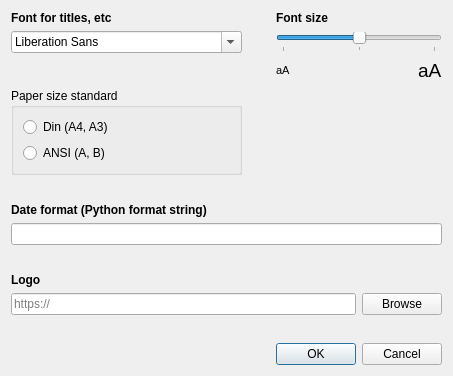
Old version of the form quick_print3_settings_dialog_base.ui in the repository MarcoDuiker/QGIS_QuickPrint.
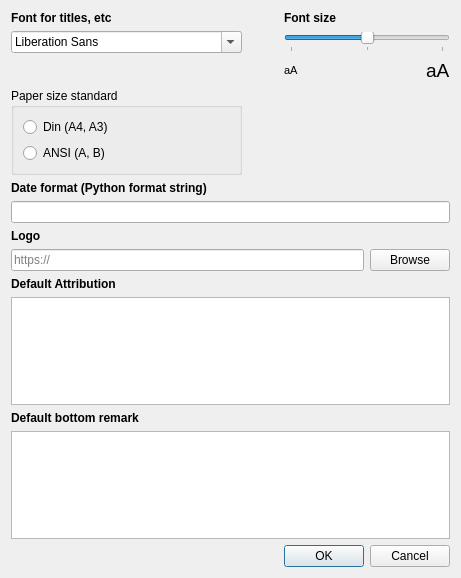
New version of the form.

Commit message: Added default attribution and remarks; moved settings to QgsSettings; improved file name handling

What changed in the file:
```diff
--- a/quick_print3_settings_dialog_base.ui
+++ b/quick_print3_settings_dialog_base.ui
@@ -6,8 +6,8 @@
    <rect>
     <x>0</x>
     <y>0</y>
-    <width>453</width>
-    <height>376</height>
+    <width>461</width>
+    <height>578</height>
    </rect>
   </property>
   <property name="font">
@@ -56,7 +56,7 @@
      </property>
     </widget>
    </item>
-   <item row="13" column="2" colspan="2">
+   <item row="20" column="2" colspan="2">
     <widget class="QDialogButtonBox" name="cancel_save_button_box">
      <property name="orientation">
       <enum>Qt::Horizontal</enum>
@@ -256,6 +256,87 @@
      </layout>
     </widget>
    </item>
+   <item row="12" column="0">
+    <spacer name="verticalSpacer_3">
+     <property name="orientation">
+      <enum>Qt::Vertical</enum>
+     </property>
+     <property name="sizeHint" stdset="0">
+      <size>
+       <width>20</width>
+       <height>40</height>
+      </size>
+     </property>
+    </spacer>
+   </item>
+   <item row="16" column="0">
+    <spacer name="verticalSpacer_6">
+     <property name="orientation">
+      <enum>Qt::Vertical</enum>
+     </property>
+     <property name="sizeHint" stdset="0">
+      <size>
+       <width>20</width>
+       <height>40</height>
+      </size>
+     </property>
+    </spacer>
+   </item>
+   <item row="17" column="0">
+    <widget class="QLabel" name="label_7">
+     <property name="font">
+      <font>
+       <weight>75</weight>
+       <bold>true</bold>
+      </font>
+     </property>
+     <property name="text">
+      <string>Default bottom remark</string>
+     </property>
+    </widget>
+   </item>
+   <item row="13" column="0">
+    <widget class="QLabel" name="label_6">
+     <property name="font">
+      <font>
+       <weight>75</weight>
+       <bold>true</bold>
+      </font>
+     </property>
+     <property name="text">
+      <string>Default Attribution</string>
+     </property>
+    </widget>
+   </item>
+   <item row="15" column="0" colspan="4">
+    <widget class="QPlainTextEdit" name="default_attribition_tbx">
+     <property name="minimumSize">
+      <size>
+       <width>261</width>
+       <height>0</height>
+      </size>
+     </property>
+     <property name="plainText">
+      <string/>
+     </property>
+    </widget>
+   </item>
+   <item row="19" column="2">
+    <spacer name="verticalSpacer_5">
+     <property name="orientation">
+      <enum>Qt::Vertical</enum>
+     </property>
+     <property name="sizeHint" stdset="0">
+      <size>
+       <width>20</width>
+       <height>40</height>
+      </size>
+     </property>
+    </spacer>
+   </item>
+   <item row="18" column="0" colspan="4">
+    <widget class="QPlainTextEdit" name="default_remark_ldt"/>
+   </item>
   </layout>
  </widget>
  <resources/>
```
Left out of the diff: 13 changed lines with no effect on the pictures. The commit also changes 20 other files.
